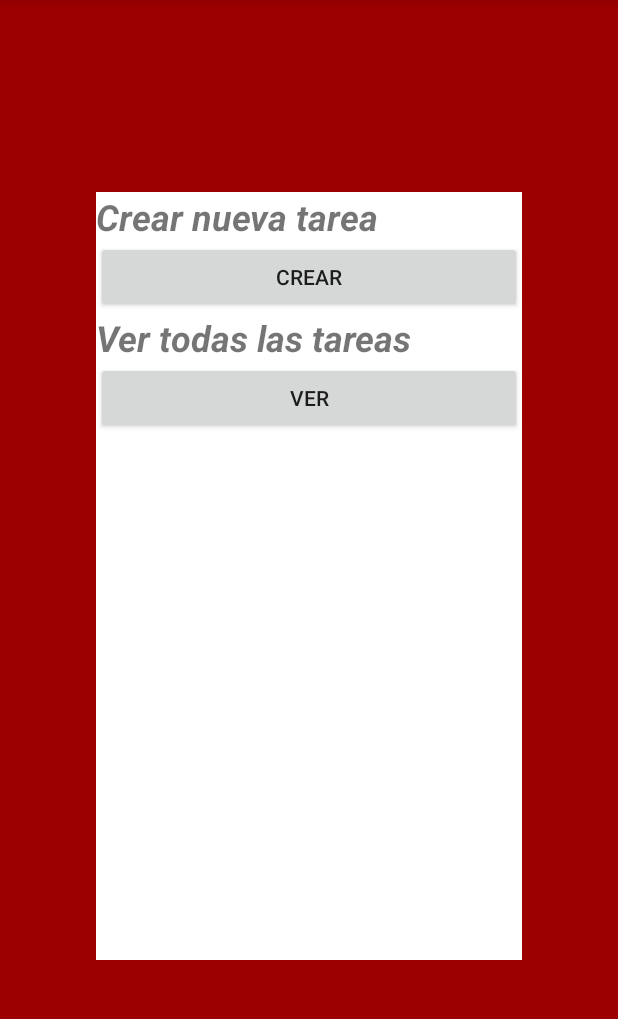
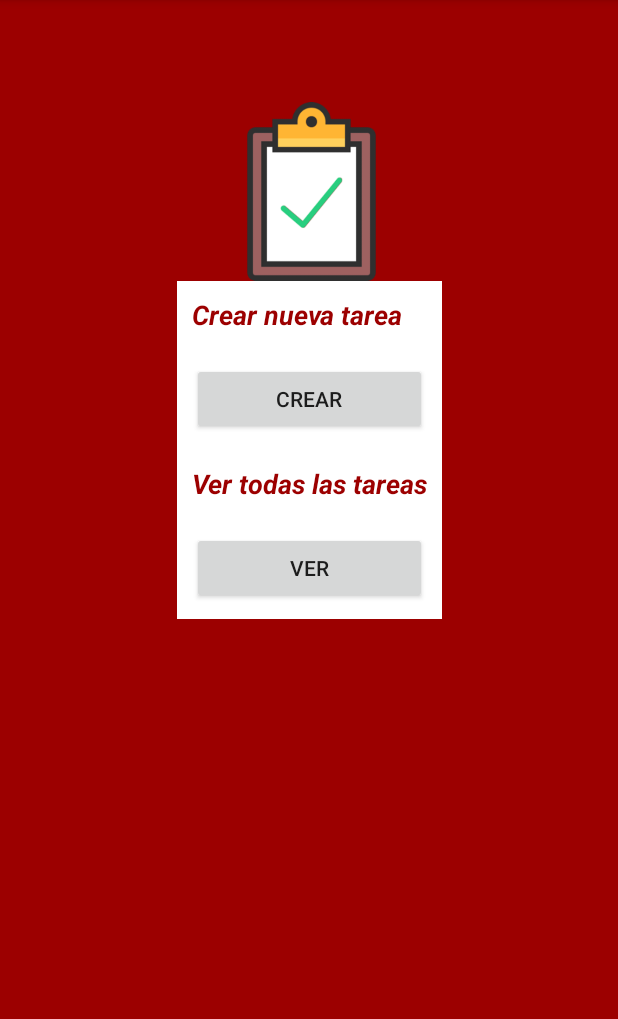
Before and after one commit to SalvaCM/Tasky, an Android app: the MenuActivity screen opened directly, with no data from a screen before it, on a phone screen of 412 x 824 dp, the part 84-1103 px from its top. Run offline under Robolectric (Android 15) with nearby library versions, the phone set to English and light mode, and no system bars.

Commit message:
modificacion funcionando

```diff
--- a/app/src/main/java/com/example/tasky/AdminSQLite.java
+++ b/app/src/main/java/com/example/tasky/AdminSQLite.java
@@ -8,7 +8,7 @@ import androidx.annotation.Nullable;
 
 public class AdminSQLite extends SQLiteOpenHelper {
 
-    private static final String DB_NAME = "taskybd";
+    private static final String DB_NAME = "NewTasky";
     private static final int DB_VERSION = 1;
 
     public AdminSQLite(@Nullable Context context, @Nullable String name, @Nullable SQLiteDatabase.CursorFactory factory, int version) {
@@ -19,7 +19,7 @@ public class AdminSQLite extends SQLiteOpenHelper {
     }
     @Override
     public void onCreate(SQLiteDatabase sqLiteDatabase) {
-        sqLiteDatabase.execSQL("create table taskytareas(codigo integer primary key AUTOINCREMENT,nombre text,descripcion text,prioridad text,fecha date,precio real,realizada int)");
+        sqLiteDatabase.execSQL("create table taskytareas(codigo integer primary key AUTOINCREMENT,nombre text,descripcion text,prioridad text,fecha date,precio real,realizada integer)");
     }
     @Override
     public void onUpgrade(SQLiteDatabase sqLiteDatabase, int i, int i1) {
--- a/app/src/main/java/com/example/tasky/MenuActivity.java
+++ b/app/src/main/java/com/example/tasky/MenuActivity.java
@@ -62,8 +62,7 @@ public class MenuActivity extends AppCompatActivity {
         finish();
     }
     public void cargarTareas(View v) {
-        AdminSQLite admin = new AdminSQLite(this,
-                "taskybd", null, 1);
+        AdminSQLite admin = new AdminSQLite(this);
         SQLiteDatabase bd = admin.getWritableDatabase();
         tareas = new ArrayList<Tareas>();
         Cursor fila = bd.rawQuery("SELECT * from taskytareas", null);
--- a/app/src/main/res/layout/activity_creartarea.xml
+++ b/app/src/main/res/layout/activity_creartarea.xml
@@ -12,7 +12,7 @@
         android:layout_height="wrap_content"
         android:layout_marginStart="64dp"
         android:layout_marginLeft="64dp"
-        android:layout_marginTop="32dp"
+        android:layout_marginTop="16dp"
         android:layout_marginEnd="64dp"
         android:layout_marginRight="64dp"
         android:background="@android:color/background_light"
@@ -86,8 +86,8 @@
         android:layout_width="wrap_content"
         android:layout_height="wrap_content"
         android:layout_marginStart="64dp"
-        android:layout_marginLeft="64dp"
-        android:layout_marginTop="32dp"
+        android:layout_marginLeft="32dp"
+        android:layout_marginTop="16dp"
         android:text="@string/crear_tarea"
         android:textColor="@android:color/background_light"
         android:textSize="30sp"
--- a/app/src/main/res/layout/activity_descriptarea.xml
+++ b/app/src/main/res/layout/activity_descriptarea.xml
@@ -158,7 +158,7 @@
         android:id="@+id/textView6"
         android:layout_width="wrap_content"
         android:layout_height="wrap_content"
-        android:layout_marginStart="32dp"
+        android:layout_marginStart="64dp"
         android:layout_marginLeft="32dp"
         android:layout_marginTop="16dp"
         android:text="@string/descripcion_tarea"
--- a/app/src/main/res/layout/activity_login.xml
+++ b/app/src/main/res/layout/activity_login.xml
@@ -27,7 +27,9 @@
             android:id="@+id/usuario"
             android:layout_width="wrap_content"
             android:layout_height="wrap_content"
+            android:layout_marginLeft="10dp"
             android:layout_marginTop="10dp"
+            android:layout_marginRight="10dp"
             android:layout_marginBottom="10dp"
             android:ems="10"
             android:hint="@string/usuario"
@@ -39,6 +41,9 @@
             android:id="@+id/userpass"
             android:layout_width="wrap_content"
             android:layout_height="wrap_content"
+            android:layout_marginLeft="10dp"
+            android:layout_marginTop="10dp"
+            android:layout_marginRight="10dp"
             android:layout_marginBottom="10dp"
             android:autofillHints=""
             android:ems="10"
@@ -52,6 +57,7 @@
             android:layout_width="wrap_content"
             android:layout_height="wrap_content"
             android:layout_gravity="center|clip_vertical"
+            android:layout_marginBottom="10dp"
             android:onClick="logear"
             android:text="@string/login" />
     </LinearLayout>
--- a/app/src/main/res/layout/activity_menu.xml
+++ b/app/src/main/res/layout/activity_menu.xml
@@ -7,51 +7,84 @@
     android:background="@color/colorPrimaryDark"
     tools:context=".MenuActivity">
 
+    <ImageView
+        android:id="@+id/imageView5"
+        android:layout_width="178dp"
+        android:layout_height="119dp"
+        android:layout_marginStart="92dp"
+        android:layout_marginLeft="92dp"
+        android:layout_marginTop="68dp"
+        android:layout_marginEnd="92dp"
+        android:layout_marginRight="92dp"
+        android:contentDescription="@string/app_name"
+        app:layout_constraintEnd_toEndOf="parent"
+        app:layout_constraintHorizontal_bias="0.53"
+        app:layout_constraintStart_toStartOf="parent"
+        app:layout_constraintTop_toTopOf="parent"
+        app:srcCompat="@drawable/ticonbig" />
+
     <LinearLayout
-        android:layout_width="0dp"
-        android:layout_height="0dp"
+        android:layout_width="wrap_content"
+        android:layout_height="wrap_content"
         android:layout_marginStart="64dp"
         android:layout_marginLeft="64dp"
-        android:layout_marginTop="128dp"
         android:layout_marginEnd="64dp"
         android:layout_marginRight="64dp"
-        android:layout_marginBottom="128dp"
         android:background="@android:color/background_light"
         android:orientation="vertical"
-        app:layout_constraintBottom_toBottomOf="parent"
         app:layout_constraintEnd_toEndOf="parent"
         app:layout_constraintStart_toStartOf="parent"
-        app:layout_constraintTop_toTopOf="parent">
+        app:layout_constraintTop_toBottomOf="@+id/imageView5">
 
         <TextView
             android:id="@+id/textView2"
             android:layout_width="match_parent"
             android:layout_height="wrap_content"
-            android:text="Crear nueva tarea"
-            android:textSize="24sp"
+            android:layout_marginLeft="10dp"
+            android:layout_marginTop="10dp"
+            android:layout_marginRight="10dp"
+            android:layout_marginBottom="10dp"
+            android:background="@android:color/background_light"
+            android:text="@string/crear_nueva_tarea"
+            android:textColor="@color/colorPrimaryDark"
+            android:textSize="18sp"
             android:textStyle="bold|italic" />
 
         <Button
             android:id="@+id/crearTarea"
             android:layout_width="match_parent"
             android:layout_height="wrap_content"
+            android:layout_marginLeft="10dp"
+            android:layout_marginTop="10dp"
+            android:layout_marginRight="10dp"
+            android:layout_marginBottom="10dp"
             android:onClick="aCrearTarea"
-            android:text="CREAR" />
+            android:text="@string/crear" />
 
         <TextView
             android:id="@+id/textView4"
             android:layout_width="match_parent"
             android:layout_height="wrap_content"
-            android:text="Ver todas las tareas"
-            android:textSize="24sp"
+            android:layout_marginLeft="10dp"
+            android:layout_marginTop="10dp"
+            android:layout_marginRight="10dp"
+            android:layout_marginBottom="10dp"
+            android:background="@android:color/background_light"
+            android:text="@string/ver_todas_las_tareas"
+            android:textColor="@color/colorPrimaryDark"
+            android:textSize="18sp"
             android:textStyle="bold|italic" />
 
         <Button
             android:id="@+id/verTareas"
             android:layout_width="match_parent"
             android:layout_height="wrap_content"
+            android:layout_marginLeft="10dp"
+            android:layout_marginTop="10dp"
+            android:layout_marginRight="10dp"
+            android:layout_marginBottom="10dp"
             android:onClick="aVerTareas"
-            android:text="VER" />
+            android:text="@string/ver" />
 
     </LinearLayout>
 </androidx.constraintlayout.widget.ConstraintLayout>
--- a/app/src/main/res/values/strings.xml
+++ b/app/src/main/res/values/strings.xml
@@ -35,4 +35,8 @@
     <string name="guardar">Guardar</string>
     <string name="realizada">Realizada</string>
     <string name="cancelar">Cancelar</string>
+    <string name="crear">CREAR</string>
+    <string name="ver">VER</string>
+    <string name="crear_nueva_tarea">Crear nueva tarea</string>
+    <string name="ver_todas_las_tareas">Ver todas las tareas</string>
 </resources>
```
Also changed, not shown: app/src/main/java/com/example/tasky/CreartareaActivity.java (+4 -8 lines), app/src/main/java/com/example/tasky/DescriptareaActivity.java (+8 -8 lines), app/src/main/java/com/example/tasky/Tareas.java (+11 -3 lines), app/src/main/res/layout/activity_acercade.xml (+44 -21 lines), app/src/main/res/layout/activity_splash.xml (+7 -8 lines), app/src/main/res/layout/activity_vertarea.xml (+6 -4 lines), 2 other files.
